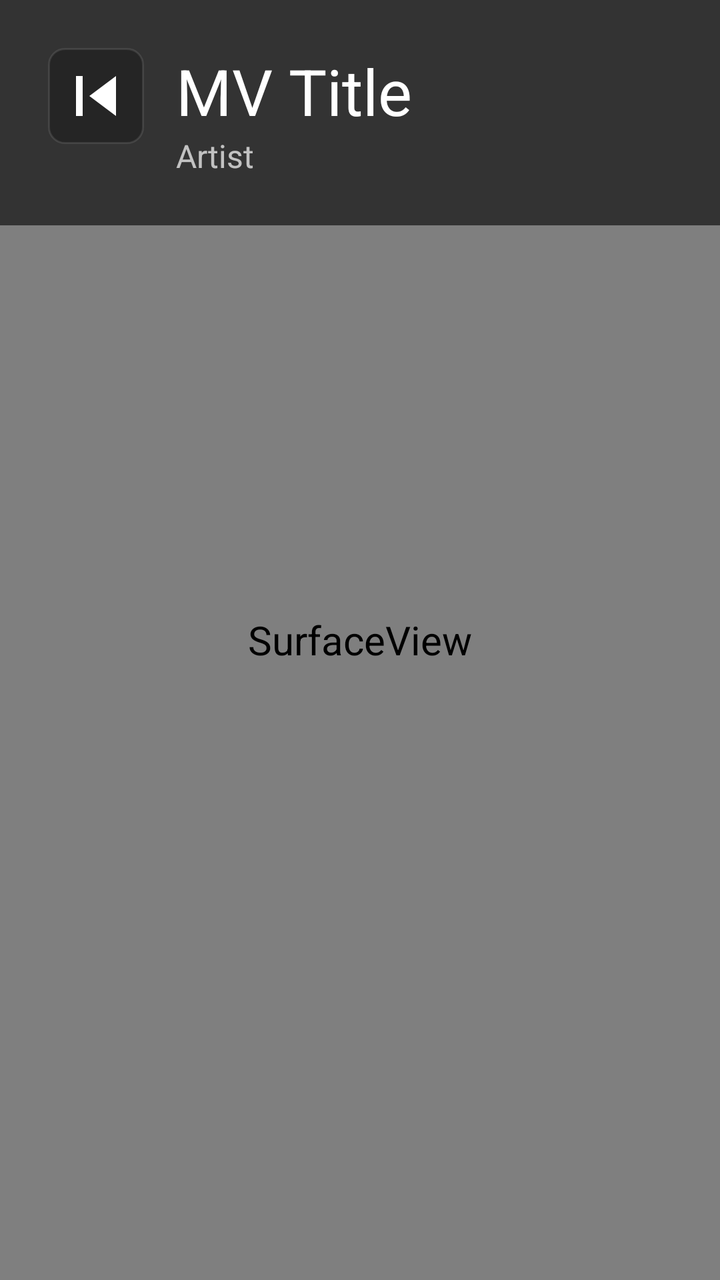
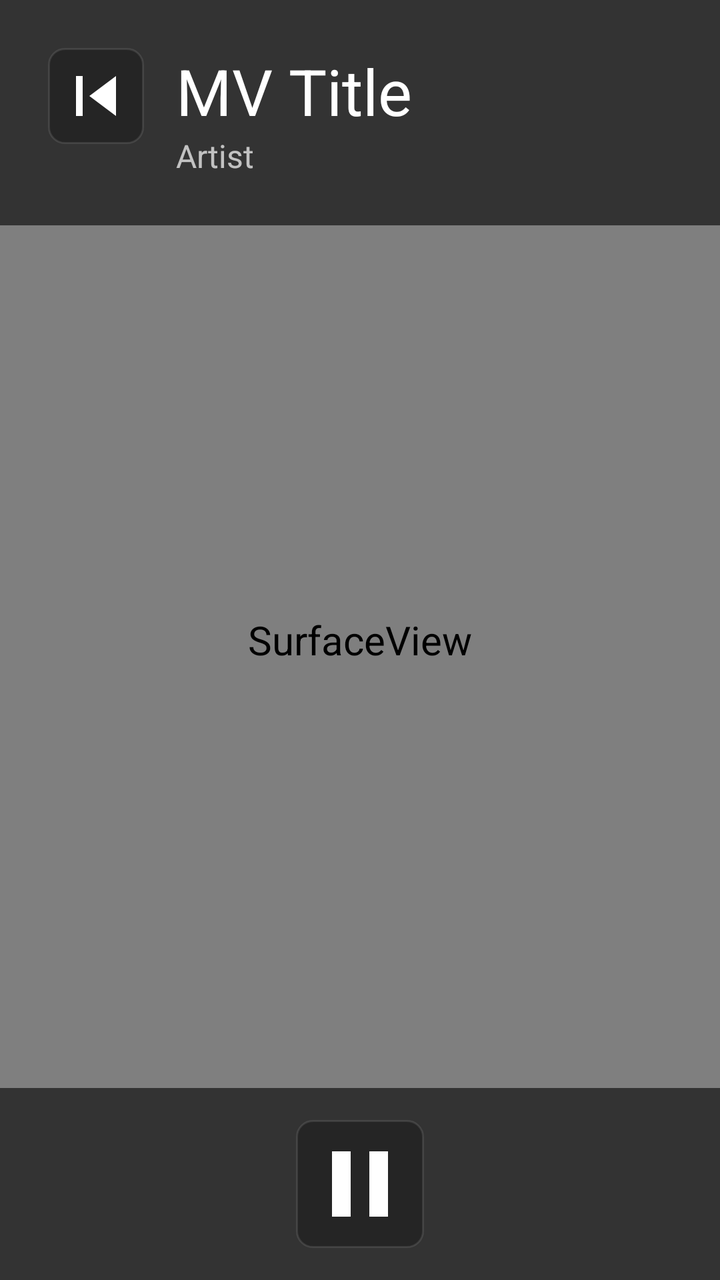

Two renders of the same Android screen: before a commit and after it. Below are the layout's source before the change and the commit's diff.
<!-- AndroidManifest.xml: application theme Theme.fatTV -->
<!-- res/layout/activity_mv_player.xml -->
<?xml version="1.0" encoding="utf-8"?>
<FrameLayout xmlns:android="http://schemas.android.com/apk/res/android"
    android:layout_width="match_parent"
    android:layout_height="match_parent"
    android:background="@color/bg_primary">

    
    <SurfaceView
        android:id="@+id/sv_video"
        android:layout_width="match_parent"
        android:layout_height="match_parent" />

    
    <LinearLayout
        android:layout_width="match_parent"
        android:layout_height="wrap_content"
        android:orientation="horizontal"
        android:padding="@dimen/spacing_lg"
        android:background="#99000000">

        <ImageView
            android:id="@+id/btn_back"
            android:layout_width="@dimen/icon_size_md"
            android:layout_height="@dimen/icon_size_md"
            android:src="@drawable/ic_prev"
            android:contentDescription="返回"
            android:focusable="true"
            android:focusableInTouchMode="true"
            android:clickable="true"
            android:background="@drawable/card_item_focusable"
            android:padding="@dimen/spacing_xs" />

        <LinearLayout
            android:layout_width="wrap_content"
            android:layout_height="wrap_content"
            android:orientation="vertical"
            android:layout_marginStart="@dimen/spacing_md">

            <TextView
                android:id="@+id/tv_title"
                android:layout_width="wrap_content"
                android:layout_height="wrap_content"
                android:text="MV Title"
                android:textSize="@dimen/text_title"
                android:textColor="@color/text_primary"
                android:ellipsize="end"
                android:maxLines="1" />

            <TextView
                android:id="@+id/tv_artist"
                android:layout_width="wrap_content"
                android:layout_height="wrap_content"
                android:text="Artist"
                android:textSize="@dimen/text_caption"
                android:textColor="@color/text_secondary" />
        </LinearLayout>
    </LinearLayout>

    
    <ProgressBar
        android:id="@+id/progress_loading"
        android:layout_width="@dimen/icon_size_xl"
        android:layout_height="@dimen/icon_size_xl"
        android:layout_gravity="center"
        android:indeterminateTint="@color/accent" />

</FrameLayout>
<!-- resources referenced by this layout -->
<resources>
  <color name="accent">#FFD700</color>
  <color name="bg_primary">#000000</color>
  <color name="text_primary">#FFFFFF</color>
  <color name="text_secondary">#B3FFFFFF</color>
  <dimen name="icon_size_md">48dp</dimen>
  <dimen name="icon_size_xl">80dp</dimen>
  <dimen name="spacing_lg">24dp</dimen>
  <dimen name="spacing_md">16dp</dimen>
  <dimen name="spacing_xs">4dp</dimen>
  <dimen name="text_caption">16sp</dimen>
  <dimen name="text_title">32sp</dimen>
  <!-- drawable ic_prev (drawable) -->
  <vector xmlns:android="http://schemas.android.com/apk/res/android"
      android:width="48dp"
      android:height="48dp"
      android:viewportWidth="48"
      android:viewportHeight="48">
      <path
          android:fillColor="#FFFFFF"
          android:pathData="M12,36V12h4v24h-4z"/>
      <path
          android:fillColor="#FFFFFF"
          android:pathData="M36,36L20,24l16,-12v24z"/>
  </vector>
  <style name="Theme.fatTV" parent="Theme.AppCompat.NoActionBar">
          
          <item name="android:windowNoTitle">true</item>
          <item name="android:windowFullscreen">true</item>
          <item name="android:windowBackground">@color/bg_primary</item>
          
          
          <item name="android:windowIsTranslucent">false</item>
          <item name="android:windowContentOverlay">@null</item>
          
          
          <item name="android:textColorPrimary">@color/text_primary</item>
          <item name="android:textColorSecondary">@color/text_secondary</item>
          <item name="android:textColorHint">@color/text_hint</item>
          
          
          <item name="colorAccent">@color/accent</item>
          <item name="colorPrimary">@color/accent</item>
          <item name="colorPrimaryDark">@color/accent_pressed</item>
          
          
          <item name="android:editTextColor">@color/text_primary</item>
          <item name="android:textViewStyle">@style/TVTextBody</item>
      </style>
  <color name="selected_bg">#33FFD700</color>
  <dimen name="song_item_corner">8dp</dimen>
  <dimen name="focus_border_width">3dp</dimen>
  <color name="focus_border">#FFD700</color>
  <color name="accent_glow">#66FFD700</color>
  <color name="pressed_bg">#1AFFD700</color>
  <color name="bg_surface">#44000000</color>
  <color name="card_border">#1AFFFFFF</color>
  <color name="text_hint">#80FFFFFF</color>
  <color name="accent_pressed">#D4AF37</color>
  <style name="TVTextBody" parent="android:Widget.TextView">
          <item name="android:textSize">@dimen/text_body</item>
          <item name="android:textColor">@color/text_primary</item>
          <item name="android:ellipsize">end</item>
          <item name="android:maxLines">1</item>
      </style>
  <dimen name="text_body">20sp</dimen>
  <!-- unchanged entries left out for length: 1 -->
</resources>

<!-- the commit's change to res/layout/activity_mv_player.xml (unified diff, before → after) -->
@@ -64,4 +64,27 @@
         android:layout_gravity="center"
         android:indeterminateTint="@color/accent" />
 
+    
+    <LinearLayout
+        android:layout_width="match_parent"
+        android:layout_height="wrap_content"
+        android:layout_gravity="bottom"
+        android:orientation="horizontal"
+        android:gravity="center"
+        android:padding="@dimen/spacing_md"
+        android:background="#99000000">
+
+        <ImageView
+            android:id="@+id/btn_mv_play_pause"
+            android:layout_width="@dimen/icon_size_lg"
+            android:layout_height="@dimen/icon_size_lg"
+            android:src="@drawable/ic_pause"
+            android:contentDescription="播放/暂停"
+            android:focusable="true"
+            android:focusableInTouchMode="true"
+            android:clickable="true"
+            android:background="@drawable/card_item_focusable"
+            android:padding="@dimen/spacing_xs" />
+    </LinearLayout>
+
 </FrameLayout>
<!-- resource entries referenced after the edit -->
@@ -4,6 +4,7 @@
   <color name="bg_primary">#000000</color>
   <color name="text_primary">#FFFFFF</color>
   <color name="text_secondary">#B3FFFFFF</color>
+  <dimen name="icon_size_lg">64dp</dimen>
   <dimen name="icon_size_md">48dp</dimen>
   <dimen name="icon_size_xl">80dp</dimen>
   <dimen name="spacing_lg">24dp</dimen>
@@ -11,6 +12,19 @@
   <dimen name="spacing_xs">4dp</dimen>
   <dimen name="text_caption">16sp</dimen>
   <dimen name="text_title">32sp</dimen>
+  <!-- drawable ic_pause (drawable) -->
+  <vector xmlns:android="http://schemas.android.com/apk/res/android"
+      android:width="48dp"
+      android:height="48dp"
+      android:viewportWidth="48"
+      android:viewportHeight="48">
+      <path
+          android:fillColor="#FFFFFF"
+          android:pathData="M12,38h8V10h-8v28z"/>
+      <path
+          android:fillColor="#FFFFFF"
+          android:pathData="M28,38h8V10h-8v28z"/>
+  </vector>
   <!-- drawable ic_prev (drawable) -->
   <vector xmlns:android="http://schemas.android.com/apk/res/android"
       android:width="48dp"
